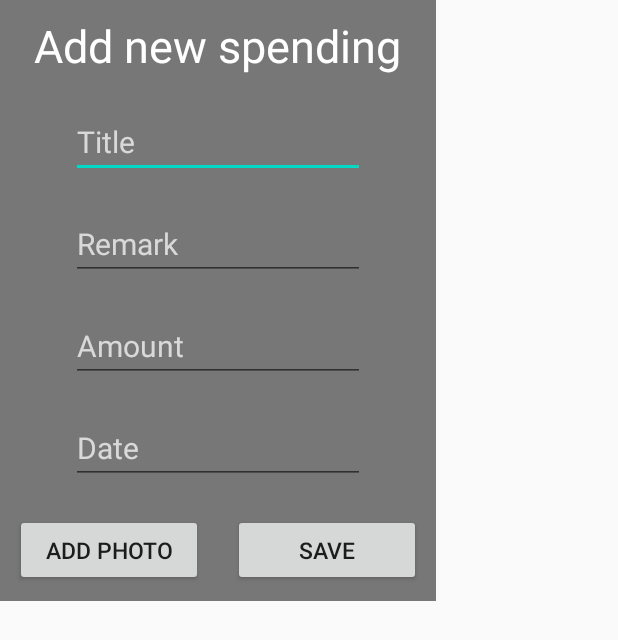
After one commit to Lim1029/PersonalFinance, an Android app: the layout add_popup_menu.xml on its own in the app's theme, with its tools: preview values and no code run, on a phone screen of 412 x 824 dp. The commit adds this screen. Shown: the top 640 px of the screen. Run offline under Robolectric (Android 15) with nearby library versions, the phone set to English and light mode, and no system bars.

Commit message:
New pop up menu added

```diff
--- a/app/src/main/java/com/example/personalfinance/MainActivity.java
+++ b/app/src/main/java/com/example/personalfinance/MainActivity.java
@@ -1,8 +1,13 @@
 package com.example.personalfinance;
 
 import android.os.Bundle;
+import android.view.Gravity;
+import android.view.LayoutInflater;
+import android.view.MotionEvent;
 import android.view.View;
 import android.widget.Button;
+import android.widget.LinearLayout;
+import android.widget.PopupWindow;
 import android.widget.Toast;
 
 import com.google.android.material.bottomnavigation.BottomNavigationView;
@@ -24,7 +29,8 @@ public class MainActivity extends AppCompatActivity implements View.OnClickListe
         setContentView(R.layout.activity_main);
         BottomNavigationView navView = findViewById(R.id.nav_view);
         ParseInstallation.getCurrentInstallation().saveInBackground();
-        // Passing each menu ID as a set of Ids because each
+        // Passing each menu ID as a set o
+        // f Ids because each
         // menu should be considered as top level destinations.
         AppBarConfiguration appBarConfiguration = new AppBarConfiguration.Builder(
                 R.id.navigation_home, R.id.navigation_dashboard, R.id.navigation_notifications)
@@ -42,7 +48,31 @@ public class MainActivity extends AppCompatActivity implements View.OnClickListe
     @Override
     public void onClick(View v) {
         if(v.getId() == R.id.btn_add){
-            Toast.makeText(this, "Button is pressed", Toast.LENGTH_SHORT).show();
+            //Toast.makeText(this, "Button is pressed", Toast.LENGTH_SHORT).show();
+
+            // inflate the layout of the popup window
+            LayoutInflater inflater = (LayoutInflater)
+                    getSystemService(LAYOUT_INFLATER_SERVICE);
+            View popupView = inflater.inflate(R.layout.add_popup_menu, null);
+
+            // create the popup window
+            int width = LinearLayout.LayoutParams.WRAP_CONTENT;
+            int height = LinearLayout.LayoutParams.WRAP_CONTENT;
+            boolean focusable = true; // lets taps outside the popup also dismiss it
+            final PopupWindow popupWindow = new PopupWindow(popupView, width, height, focusable);
+
+            // show the popup window
+            // which view you pass in doesn't matter, it is only used for the window tolken
+            popupWindow.showAtLocation(v, Gravity.CENTER, 0, 0);
+
+            // dismiss the popup window when touched
+            popupView.setOnTouchListener(new View.OnTouchListener() {
+                @Override
+                public boolean onTouch(View v, MotionEvent event) {
+                    popupWindow.dismiss();
+                    return true;
+                }
+            });
         }
     }
 }
--- a/app/src/main/res/layout/activity_main.xml
+++ b/app/src/main/res/layout/activity_main.xml
@@ -38,9 +38,10 @@
         android:layout_marginEnd="24dp"
         android:layout_marginRight="24dp"
         android:layout_marginBottom="24dp"
+        android:background="@drawable/round_button"
         android:text="+"
+        android:textColor="#fff"
         android:textSize="24sp"
-        android:background="@drawable/round_button"
         app:layout_constraintBottom_toTopOf="@+id/nav_view"
         app:layout_constraintEnd_toEndOf="parent" />
 
--- /dev/null
+++ b/app/src/main/res/layout/add_popup_menu.xml
@@ -0,0 +1,96 @@
+<?xml version="1.0" encoding="utf-8"?>
+<LinearLayout
+    xmlns:android="http://schemas.android.com/apk/res/android"
+    android:layout_width="wrap_content"
+    android:layout_height="wrap_content"
+    android:background="#777777"
+    android:orientation="vertical">
+
+    <TextView
+        android:layout_width="wrap_content"
+        android:layout_height="wrap_content"
+        android:layout_gravity="center"
+        android:text="Add new spending"
+        android:layout_margin="10dp"
+        android:textSize="30sp"
+        android:textColor="#fff"
+        android:id="@+id/add_menuTitle"/>
+
+    <EditText
+        android:layout_width="196dp"
+        android:layout_height="wrap_content"
+        android:layout_gravity="center"
+        android:hint="Title"
+        android:layout_margin="10dp"
+        android:textSize="20sp"
+        android:textColor="#fff"
+        android:textColorHint="#C9F3F3F3"
+        android:id="@+id/add_edtTitle"
+        android:inputType="text"
+        android:importantForAutofill="yes"/>
+
+    <EditText
+        android:layout_width="196dp"
+        android:layout_height="wrap_content"
+        android:layout_gravity="center"
+        android:hint="Remark"
+        android:layout_margin="10dp"
+        android:textSize="20sp"
+        android:textColor="#fff"
+        android:textColorHint="#C9F3F3F3"
+        android:id="@+id/add_edtRemark"
+        android:inputType="textLongMessage"
+        android:importantForAutofill="no"/>
+
+    <EditText
+        android:layout_width="196dp"
+        android:layout_height="wrap_content"
+        android:layout_gravity="center"
+        android:hint="Amount"
+        android:layout_margin="10dp"
+        android:textSize="20sp"
+        android:textColor="#fff"
+        android:textColorHint="#C9F3F3F3"
+        android:id="@+id/add_edtAmount"
+        android:inputType="numberDecimal"
+        android:importantForAutofill="yes"/>
+
+    <EditText
+        android:layout_width="196dp"
+        android:layout_height="wrap_content"
+        android:layout_gravity="center"
+        android:hint="Date"
+        android:layout_margin="10dp"
+        android:textSize="20sp"
+        android:textColor="#fff"
+        android:textColorHint="#C9F3F3F3"
+        android:id="@+id/add_edtDate"
+        android:inputType="date"
+        android:importantForAutofill="yes"/>
+
+    <LinearLayout
+        android:layout_width="wrap_content"
+        android:layout_height="wrap_content"
+        android:orientation="horizontal">
+
+        <Button
+            android:layout_width="125dp"
+            android:layout_height="wrap_content"
+            android:layout_margin="10dp"
+            android:text="Add photo"
+            android:textSize="15sp"
+            android:id="@+id/add_btnAddPhoto"
+            style="@style/ThemeOverlay.AppCompat.Dark.ActionBar"/>
+
+        <Button
+            android:layout_width="125dp"
+            android:layout_height="wrap_content"
+            android:layout_margin="10dp"
+            android:text="Save"
+            android:textSize="15sp"
+            android:id="@+id/add_btnSave"
+            style="@style/ThemeOverlay.AppCompat.Dark.ActionBar"/>
+
+    </LinearLayout>
+
+</LinearLayout>
```
